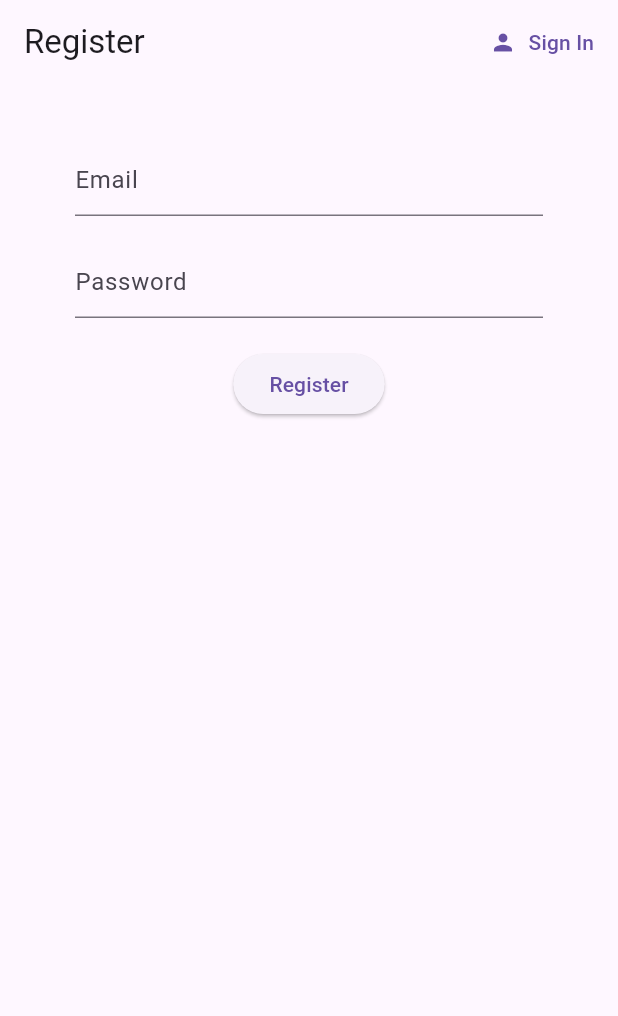
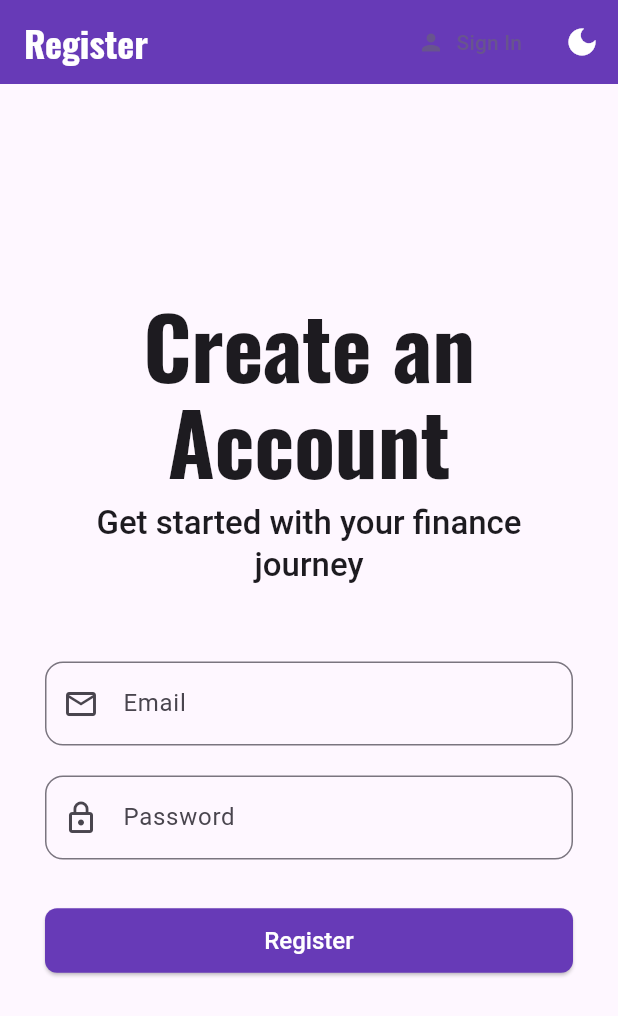
Before and after one commit to Vivek-Jadhav27/myapp, a Flutter app: the screen it shows after launch, after a tap on "Sign In", after a tap on "Register", on a phone screen of 412 x 824 dp. Shown: the top 1016 px of the screen. Run offline on Flutter 3.47's test engine with Material 3 defaults, Android fonts, the phone set to English and light mode, and no system bars; our stand-ins replace cloud_firestore, firebase_auth, firebase_core, google_fonts; accounts and stored records are empty.

Commit message:
Ui changed

```diff
--- a/lib/main.dart
+++ b/lib/main.dart
@@ -1,6 +1,7 @@
 
 import 'package:firebase_core/firebase_core.dart';
 import 'package:flutter/material.dart';
+import 'package:google_fonts/google_fonts.dart';
 import 'package:myapp/models/user.dart';
 import 'package:myapp/screens/wrapper.dart';
 import 'package:myapp/services/auth_service.dart';
@@ -13,7 +14,23 @@ void main() async {
   await Firebase.initializeApp(
     options: DefaultFirebaseOptions.currentPlatform,
   );
-  runApp(const MyApp());
+  runApp(
+    ChangeNotifierProvider(
+      create: (context) => ThemeProvider(),
+      child: const MyApp(),
+    ),
+  );
+}
+
+class ThemeProvider with ChangeNotifier {
+  ThemeMode _themeMode = ThemeMode.system;
+
+  ThemeMode get themeMode => _themeMode;
+
+  void toggleTheme() {
+    _themeMode = _themeMode == ThemeMode.light ? ThemeMode.dark : ThemeMode.light;
+    notifyListeners();
+  }
 }
 
 class MyApp extends StatelessWidget {
@@ -21,16 +38,73 @@ class MyApp extends StatelessWidget {
 
   @override
   Widget build(BuildContext context) {
+    const Color primarySeedColor = Colors.deepPurple;
+
+    final TextTheme appTextTheme = TextTheme(
+      displayLarge: GoogleFonts.oswald(fontSize: 57, fontWeight: FontWeight.bold),
+      titleLarge: GoogleFonts.roboto(fontSize: 22, fontWeight: FontWeight.w500),
+      bodyMedium: GoogleFonts.openSans(fontSize: 14),
+    );
+
+    final ThemeData lightTheme = ThemeData(
+      useMaterial3: true,
+      colorScheme: ColorScheme.fromSeed(
+        seedColor: primarySeedColor,
+        brightness: Brightness.light,
+      ),
+      textTheme: appTextTheme,
+      appBarTheme: AppBarTheme(
+        backgroundColor: primarySeedColor,
+        foregroundColor: Colors.white,
+        titleTextStyle: GoogleFonts.oswald(fontSize: 24, fontWeight: FontWeight.bold),
+      ),
+      elevatedButtonTheme: ElevatedButtonThemeData(
+        style: ElevatedButton.styleFrom(
+          foregroundColor: Colors.white,
+          backgroundColor: primarySeedColor,
+          shape: RoundedRectangleBorder(borderRadius: BorderRadius.circular(8)),
+          padding: const EdgeInsets.symmetric(horizontal: 24, vertical: 12),
+          textStyle: GoogleFonts.roboto(fontSize: 16, fontWeight: FontWeight.w500),
+        ),
+      ),
+    );
+
+    final ThemeData darkTheme = ThemeData(
+      useMaterial3: true,
+      colorScheme: ColorScheme.fromSeed(
+        seedColor: primarySeedColor,
+        brightness: Brightness.dark,
+      ),
+      textTheme: appTextTheme,
+      appBarTheme: AppBarTheme(
+        backgroundColor: Colors.grey[900],
+        foregroundColor: Colors.white,
+        titleTextStyle: GoogleFonts.oswald(fontSize: 24, fontWeight: FontWeight.bold),
+      ),
+      elevatedButtonTheme: ElevatedButtonThemeData(
+        style: ElevatedButton.styleFrom(
+          foregroundColor: Colors.black,
+          backgroundColor: primarySeedColor,
+          shape: RoundedRectangleBorder(borderRadius: BorderRadius.circular(8)),
+          padding: const EdgeInsets.symmetric(horizontal: 24, vertical: 12),
+          textStyle: GoogleFonts.roboto(fontSize: 16, fontWeight: FontWeight.w500),
+        ),
+      ),
+    );
+
     return StreamProvider<AppUser?>.value(
       value: AuthService().user,
       initialData: null,
-      child: MaterialApp(
-        title: 'Finance Tracker',
-        theme: ThemeData(
-          primarySwatch: Colors.pink,
-          visualDensity: VisualDensity.adaptivePlatformDensity,
-        ),
-        home: const Wrapper(),
+      child: Consumer<ThemeProvider>(
+        builder: (context, themeProvider, child) {
+          return MaterialApp(
+            title: 'Finance Tracker',
+            theme: lightTheme,
+            darkTheme: darkTheme,
+            themeMode: themeProvider.themeMode,
+            home: const Wrapper(),
+          );
+        },
       ),
     );
   }
--- a/lib/screens/auth/login.dart
+++ b/lib/screens/auth/login.dart
@@ -1,6 +1,8 @@
 
 import 'package:flutter/material.dart';
+import 'package:myapp/main.dart';
 import 'package:myapp/services/auth_service.dart';
+import 'package:provider/provider.dart';
 
 class Login extends StatefulWidget {
   final Function toggleView;
@@ -19,6 +21,7 @@ class _LoginState extends State<Login> {
 
   @override
   Widget build(BuildContext context) {
+    final themeProvider = Provider.of<ThemeProvider>(context);
     return Scaffold(
       appBar: AppBar(
         title: const Text('Login'),
@@ -28,22 +31,44 @@ class _LoginState extends State<Login> {
             label: const Text('Register'),
             onPressed: () => widget.toggleView(),
           ),
+          IconButton(
+            icon: Icon(themeProvider.themeMode == ThemeMode.dark ? Icons.light_mode : Icons.dark_mode),
+            onPressed: () => themeProvider.toggleTheme(),
+            tooltip: 'Toggle Theme',
+          ),
         ],
       ),
-      body: Container(
-        padding: const EdgeInsets.symmetric(vertical: 20.0, horizontal: 50.0),
+      body: Center(
+        child: SingleChildScrollView(
+          padding: const EdgeInsets.all(30.0),
           child: Form(
             key: _formKey,
             child: Column(
+              crossAxisAlignment: CrossAxisAlignment.stretch,
               children: <Widget>[
-              const SizedBox(height: 20.0),
+                Text(
+                  'Welcome Back!',
+                  style: Theme.of(context).textTheme.displayLarge,
+                  textAlign: TextAlign.center,
+                ),
+                const SizedBox(height: 10.0),
+                Text(
+                  'Sign in to your account',
+                  style: Theme.of(context).textTheme.titleLarge,
+                  textAlign: TextAlign.center,
+                ),
+                const SizedBox(height: 50.0),
                 TextFormField(
                   validator: (val) => val!.isEmpty ? 'Enter an email' : null,
                   onChanged: (val) {
                     setState(() => email = val);
                   },
-                decoration: const InputDecoration(
-                  hintText: 'Email',
+                  decoration: InputDecoration(
+                    labelText: 'Email',
+                    prefixIcon: const Icon(Icons.email_outlined),
+                    border: OutlineInputBorder(
+                      borderRadius: BorderRadius.circular(12.0),
+                    ),
                   ),
                 ),
                 const SizedBox(height: 20.0),
@@ -53,11 +78,15 @@ class _LoginState extends State<Login> {
                   onChanged: (val) {
                     setState(() => password = val);
                   },
-                decoration: const InputDecoration(
-                  hintText: 'Password',
+                  decoration: InputDecoration(
+                    labelText: 'Password',
+                    prefixIcon: const Icon(Icons.lock_outline),
+                    border: OutlineInputBorder(
+                      borderRadius: BorderRadius.circular(12.0),
                     ),
                   ),
-              const SizedBox(height: 20.0),
+                ),
+                const SizedBox(height: 30.0),
                 ElevatedButton(
                   child: const Text('Sign In'),
                   onPressed: () async {
@@ -75,8 +104,10 @@ class _LoginState extends State<Login> {
                 Text(
                   error,
                   style: const TextStyle(color: Colors.red, fontSize: 14.0),
+                  textAlign: TextAlign.center,
                 ),
               ],
+            ),
           ),
         ),
       ),
--- a/lib/screens/auth/register.dart
+++ b/lib/screens/auth/register.dart
@@ -1,6 +1,8 @@
 
 import 'package:flutter/material.dart';
+import 'package:myapp/main.dart';
 import 'package:myapp/services/auth_service.dart';
+import 'package:provider/provider.dart';
 
 class Register extends StatefulWidget {
   final Function toggleView;
@@ -19,6 +21,7 @@ class _RegisterState extends State<Register> {
 
   @override
   Widget build(BuildContext context) {
+    final themeProvider = Provider.of<ThemeProvider>(context);
     return Scaffold(
       appBar: AppBar(
         title: const Text('Register'),
@@ -28,22 +31,44 @@ class _RegisterState extends State<Register> {
             label: const Text('Sign In'),
             onPressed: () => widget.toggleView(),
           ),
+          IconButton(
+            icon: Icon(themeProvider.themeMode == ThemeMode.dark ? Icons.light_mode : Icons.dark_mode),
+            onPressed: () => themeProvider.toggleTheme(),
+            tooltip: 'Toggle Theme',
+          ),
         ],
       ),
-      body: Container(
-        padding: const EdgeInsets.symmetric(vertical: 20.0, horizontal: 50.0),
+      body: Center(
+        child: SingleChildScrollView(
+          padding: const EdgeInsets.all(30.0),
           child: Form(
             key: _formKey,
             child: Column(
+              crossAxisAlignment: CrossAxisAlignment.stretch,
               children: <Widget>[
-              const SizedBox(height: 20.0),
+                Text(
+                  'Create an Account',
+                  style: Theme.of(context).textTheme.displayLarge,
+                  textAlign: TextAlign.center,
+                ),
+                const SizedBox(height: 10.0),
+                Text(
+                  'Get started with your finance journey',
+                  style: Theme.of(context).textTheme.titleLarge,
+                  textAlign: TextAlign.center,
+                ),
+                const SizedBox(height: 50.0),
                 TextFormField(
                   validator: (val) => val!.isEmpty ? 'Enter an email' : null,
                   onChanged: (val) {
                     setState(() => email = val);
                   },
-                decoration: const InputDecoration(
-                  hintText: 'Email',
+                  decoration: InputDecoration(
+                    labelText: 'Email',
+                    prefixIcon: const Icon(Icons.email_outlined),
+                    border: OutlineInputBorder(
+                      borderRadius: BorderRadius.circular(12.0),
+                    ),
                   ),
                 ),
                 const SizedBox(height: 20.0),
@@ -53,11 +78,15 @@ class _RegisterState extends State<Register> {
                   onChanged: (val) {
                     setState(() => password = val);
                   },
-                decoration: const InputDecoration(
-                  hintText: 'Password',
+                  decoration: InputDecoration(
+                    labelText: 'Password',
+                    prefixIcon: const Icon(Icons.lock_outline),
+                    border: OutlineInputBorder(
+                      borderRadius: BorderRadius.circular(12.0),
                     ),
                   ),
-              const SizedBox(height: 20.0),
+                ),
+                const SizedBox(height: 30.0),
                 ElevatedButton(
                   child: const Text('Register'),
                   onPressed: () async {
@@ -75,8 +104,10 @@ class _RegisterState extends State<Register> {
                 Text(
                   error,
                   style: const TextStyle(color: Colors.red, fontSize: 14.0),
+                  textAlign: TextAlign.center,
                 ),
               ],
+            ),
           ),
         ),
       ),
--- a/lib/screens/home/home.dart
+++ b/lib/screens/home/home.dart
@@ -1,5 +1,6 @@
 
 import 'package:flutter/material.dart';
+import 'package:myapp/main.dart';
 import 'package:myapp/models/expense.dart';
 import 'package:myapp/models/income.dart';
 import 'package:myapp/models/user.dart';
@@ -23,11 +24,17 @@ class _HomeState extends State<Home> {
   Widget build(BuildContext context) {
     final user = Provider.of<AppUser?>(context);
     final firestoreService = FirestoreService();
+    final themeProvider = Provider.of<ThemeProvider>(context);
 
     return Scaffold(
       appBar: AppBar(
         title: const Text('Finance Tracker'),
         actions: <Widget>[
+          IconButton(
+            icon: Icon(themeProvider.themeMode == ThemeMode.dark ? Icons.light_mode : Icons.dark_mode),
+            onPressed: () => themeProvider.toggleTheme(),
+            tooltip: 'Toggle Theme',
+          ),
           TextButton.icon(
             icon: const Icon(Icons.person, color: Colors.white),
             label: const Text('Logout', style: TextStyle(color: Colors.white)),
@@ -65,16 +72,16 @@ class _HomeState extends State<Home> {
                           padding: const EdgeInsets.all(8.0),
                           child: Text(
                             'Total: \$${total.toStringAsFixed(2)}',
-                            style: const TextStyle(fontSize: 24, fontWeight: FontWeight.bold),
+                            style: Theme.of(context).textTheme.displayLarge,
                           ),
                         ),
                         const Divider(),
-                        const Text('Income', style: TextStyle(fontSize: 20, fontWeight: FontWeight.bold)),
+                        Text('Income', style: Theme.of(context).textTheme.titleLarge),
                         Expanded(
                           child: IncomeList(incomeList: incomeList),
                         ),
                         const Divider(),
-                        const Text('Expenses', style: TextStyle(fontSize: 20, fontWeight: FontWeight.bold)),
+                        Text('Expenses', style: Theme.of(context).textTheme.titleLarge),
                         Expanded(
                           child: ExpenseList(expenseList: expenseList, firestoreService: firestoreService),
                         ),
@@ -128,8 +135,8 @@ class IncomeList extends StatelessWidget {
         return Card(
           margin: const EdgeInsets.symmetric(horizontal: 8.0, vertical: 4.0),
           child: ListTile(
-            title: Text(income.source),
-            subtitle: Text('\$${income.amount.toStringAsFixed(2)}'),
+            title: Text(income.source, style: Theme.of(context).textTheme.bodyMedium),
+            subtitle: Text('\$${income.amount.toStringAsFixed(2)}', style: Theme.of(context).textTheme.bodyMedium),
           ),
         );
       },
@@ -151,8 +158,8 @@ class ExpenseList extends StatelessWidget {
         return Card(
           margin: const EdgeInsets.symmetric(horizontal: 8.0, vertical: 4.0),
           child: ListTile(
-            title: Text(expense.category),
-            subtitle: Text('\$${expense.amount.toStringAsFixed(2)}'),
+            title: Text(expense.category, style: Theme.of(context).textTheme.bodyMedium),
+            subtitle: Text('\$${expense.amount.toStringAsFixed(2)}', style: Theme.of(context).textTheme.bodyMedium),
             trailing: IconButton(
               icon: const Icon(Icons.delete),
               onPressed: () {
--- a/pubspec.yaml
+++ b/pubspec.yaml
@@ -38,6 +38,7 @@ dependencies:
   firebase_auth: ^6.0.2
   provider: ^6.1.5+1
   firebase_core: ^4.1.0
+  google_fonts: ^6.3.1
 
 dev_dependencies:
   flutter_test:
```
Also changed, not shown: pubspec.lock. Lines whose indentation alone changed are shown as unchanged.
